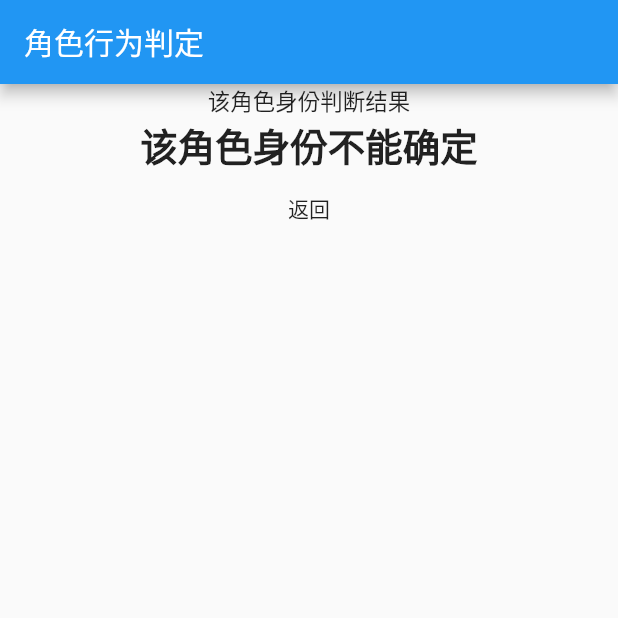
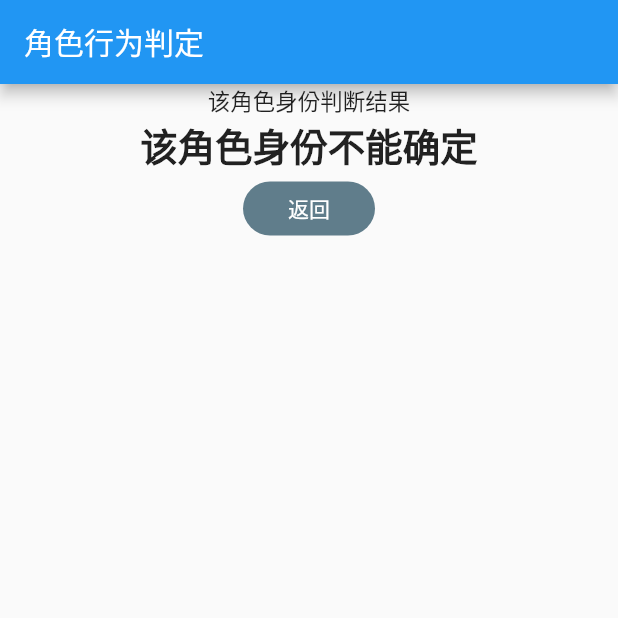
Before and after one commit to dafei-ning/werewolf_killing_judge, a Flutter app: the screen it shows after launch, after a tap on "站边正确", after a tap on "没有攻击", after a tap on "还不确定", on a phone screen of 412 x 824 dp, the top half of it. Run offline on Flutter 3.47's test engine with Material 2 defaults, Android fonts, the phone set to English and light mode, and no system bars.

Commit message:
modify the return button.

```diff
--- a/lib/result.dart
+++ b/lib/result.dart
@@ -37,7 +37,12 @@ class Result extends StatelessWidget {
           // Press flatbutton to reset totalScore and questionIndex.
           FlatButton(
             child: Text('返回'),
+            colorBrightness: Brightness.dark,
+            highlightColor: Colors.blueGrey[200],
             onPressed: resetScore,
+            color: Colors.blueGrey[500],
+            shape:
+                RoundedRectangleBorder(borderRadius: BorderRadius.circular(25)),
           ),
         ],
       ),
```
